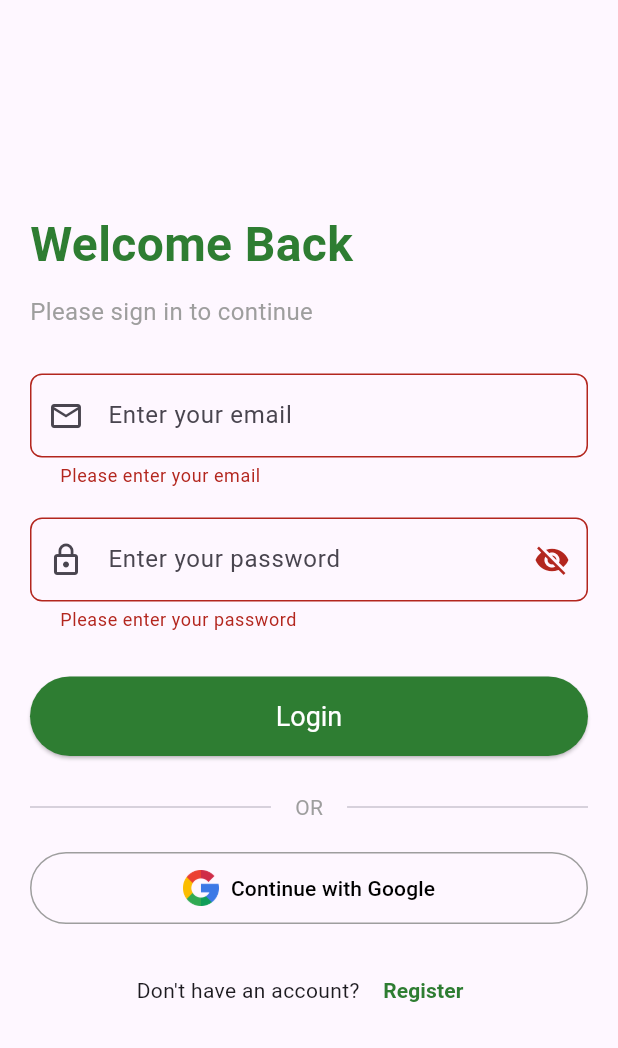
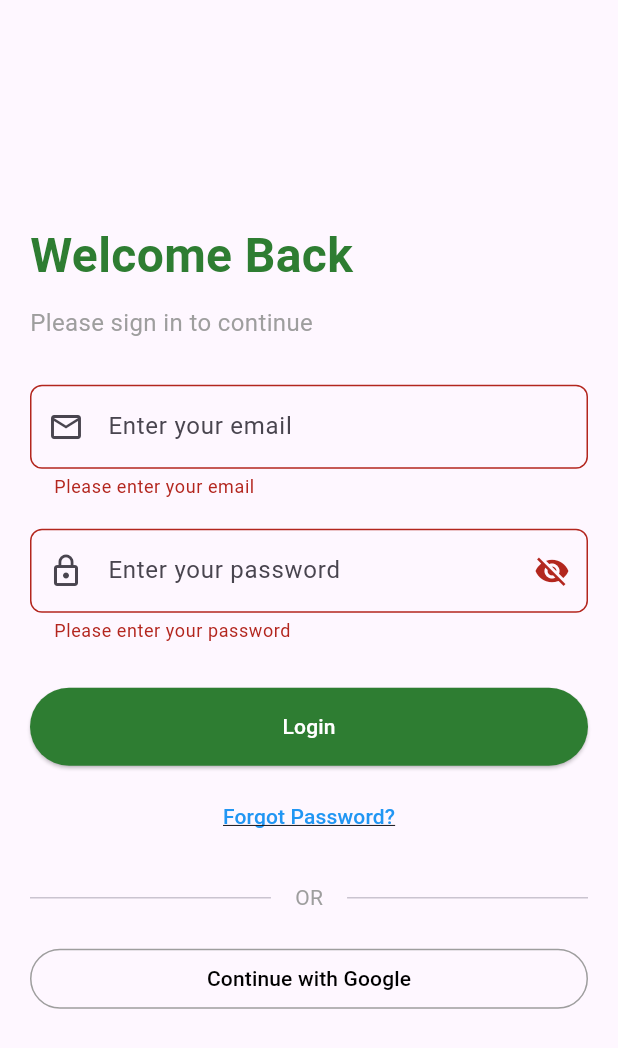
Before and after one commit to Ialbertine/Go2Rwanda_FlutterApp, a Flutter app: the LoginPage screen opened by its route, after a tap on "Login", after a tap on "Continue with Google", on a phone screen of 412 x 824 dp. Shown: the top 1048 px of the screen. Run offline on Flutter 3.47's test engine with Material 3 defaults, Android fonts, the phone set to English and light mode, and no system bars; our stand-ins replace cloud_firestore, firebase_auth, firebase_core, google_sign_in; accounts and stored records are empty.

Commit message:
forget password

```diff
--- a/front_end/lib/auth/login.dart
+++ b/front_end/lib/auth/login.dart
@@ -14,7 +14,6 @@ class _LoginPageState extends State<LoginPage> {
   final _formKey = GlobalKey<FormState>();
   final _auth = FirebaseAuth.instance;
   final _firestore = FirebaseFirestore.instance;
-  final GoogleSignIn _googleSignIn = GoogleSignIn();
   final TextEditingController _emailController = TextEditingController();
   final TextEditingController _passwordController = TextEditingController();
   bool _isPasswordVisible = false;
@@ -57,19 +56,20 @@ class _LoginPageState extends State<LoginPage> {
     setState(() => _isLoading = true);
 
     try {
-      // Attempt to sign in directly
-      final UserCredential userCredential = await _auth.signInWithEmailAndPassword(
+      final UserCredential userCredential =
+          await _auth.signInWithEmailAndPassword(
         email: _emailController.text.trim(),
         password: _passwordController.text,
       );
 
-      // If login successful, update last login time in Firestore
       if (userCredential.user != null) {
-        await _firestore.collection('users').doc(userCredential.user!.uid).update({
+        await _firestore
+            .collection('users')
+            .doc(userCredential.user!.uid)
+            .update({
           'lastLogin': FieldValue.serverTimestamp(),
         });
 
-        // Navigate to homepage after successful login
         if (mounted) {
           Navigator.pushReplacementNamed(context, '/homepage');
         }
@@ -83,25 +83,11 @@ class _LoginPageState extends State<LoginPage> {
         case 'wrong-password':
           message = 'Incorrect password. Please try again.';
           break;
-        case 'user-disabled':
-          message = 'This account has been disabled. Please contact support.';
-          break;
-        case 'invalid-email':
-          message = 'Invalid email address format.';
-          break;
-        case 'too-many-requests':
-          message = 'Too many failed attempts. Please try again later.';
-          break;
         default:
-          message = 'Login failed. Please check your credentials and try again.';
+          message = 'Login failed. Please try again.';
       }
-
       if (mounted) {
         _showErrorSnackBar(message);
-      }
-    } catch (e) {
-      if (mounted) {
-        _showErrorSnackBar('An unexpected error occurred. Please try again.');
       }
     } finally {
       if (mounted) {
@@ -110,71 +96,15 @@ class _LoginPageState extends State<LoginPage> {
     }
   }
 
-  Future<void> _signInWithGoogle() async {
-    setState(() => _isLoading = true);
-
-    try {
-      // Trigger the Google Sign In process
-      final GoogleSignInAccount? googleUser = await _googleSignIn.signIn();
-      if (googleUser == null) {
-        setState(() => _isLoading = false);
-        return;
-      }
-
-      // Obtain auth details from request
-      final GoogleSignInAuthentication googleAuth = await googleUser.authentication;
-
-      // Create credential
-      final credential = GoogleAuthProvider.credential(
-        accessToken: googleAuth.accessToken,
-        idToken: googleAuth.idToken,
-      );
-
-      // Sign in to Firebase with credential
-      final UserCredential userCredential = await _auth.signInWithCredential(credential);
-      final User? user = userCredential.user;
-
-      if (user != null) {
-        // Check if user exists in Firestore
-        final userDoc = await _firestore.collection('users').doc(user.uid).get();
-
-        if (!userDoc.exists) {
-          // Create new user document if it doesn't exist
-          await _firestore.collection('users').doc(user.uid).set({
-            'email': user.email,
-            'displayName': user.displayName,
-            'photoURL': user.photoURL,
-            'createdAt': FieldValue.serverTimestamp(),
-            'lastLogin': FieldValue.serverTimestamp(),
-            'signInMethod': 'google',
-          });
-        } else {
-          // Update existing user's last login
-          await _firestore.collection('users').doc(user.uid).update({
-            'lastLogin': FieldValue.serverTimestamp(),
-            'signInMethod': 'google',
-          });
-        }
-
-        if (mounted) {
-          Navigator.pushReplacementNamed(context, '/homepage');
-        }
-      }
-    } catch (e) {
-      if (mounted) {
-        _showErrorSnackBar('Failed to sign in with Google. Please try again.');
-      }
-    } finally {
-      if (mounted) {
-        setState(() => _isLoading = false);
-      }
-    }
+  void _navigateToForgotPassword() {
+    Navigator.pushNamed(context, '/forgot-password');
   }
 
   @override
   Widget build(BuildContext context) {
     var screenWidth = MediaQuery.of(context).size.width;
-    var isLandscape = MediaQuery.of(context).orientation == Orientation.landscape;
+    var isLandscape =
+        MediaQuery.of(context).orientation == Orientation.landscape;
 
     return Scaffold(
       body: Stack(
@@ -219,10 +149,6 @@ class _LoginPageState extends State<LoginPage> {
                             border: OutlineInputBorder(
                               borderRadius: BorderRadius.circular(8),
                             ),
-                            contentPadding: const EdgeInsets.symmetric(
-                              horizontal: 16,
-                              vertical: 16,
-                            ),
                           ),
                           validator: _validateEmail,
                         ),
@@ -235,10 +161,6 @@ class _LoginPageState extends State<LoginPage> {
                             prefixIcon: const Icon(Icons.lock_outline),
                             border: OutlineInputBorder(
                               borderRadius: BorderRadius.circular(8),
-                            ),
-                            contentPadding: const EdgeInsets.symmetric(
-                              horizontal: 16,
-                              vertical: 16,
                             ),
                             suffixIcon: IconButton(
                               icon: Icon(
@@ -261,54 +183,37 @@ class _LoginPageState extends State<LoginPage> {
                           style: ElevatedButton.styleFrom(
                             backgroundColor: const Color(0xFF2E7D32),
                             padding: const EdgeInsets.symmetric(vertical: 16),
-                            textStyle: const TextStyle(fontSize: 18),
                           ),
                           child: Text(_isLoading ? 'Logging In...' : 'Login'),
                         ),
-                        const SizedBox(height: 24),
+                        const SizedBox(height: 10),
+                        TextButton(
+                          onPressed: _navigateToForgotPassword,
+                          child: const Text(
+                            'Forgot Password?',
+                            style: TextStyle(
+                              color: Colors.blue,
+                              fontSize: 14,
+                              decoration: TextDecoration.underline,
+                            ),
+                          ),
+                        ),
+                        const SizedBox(height: 20),
                         Row(
                           children: const [
                             Expanded(child: Divider()),
                             Padding(
                               padding: EdgeInsets.symmetric(horizontal: 16),
-                              child: Text('OR', style: TextStyle(color: Colors.grey)),
+                              child: Text('OR',
+                                  style: TextStyle(color: Colors.grey)),
                             ),
                             Expanded(child: Divider()),
                           ],
                         ),
                         const SizedBox(height: 20),
                         OutlinedButton(
-                          onPressed: _isLoading ? null : _signInWithGoogle,
-                          style: OutlinedButton.styleFrom(
-                            padding: const EdgeInsets.symmetric(vertical: 12),
-                          ),
-                          child: Row(
-                            mainAxisAlignment: MainAxisAlignment.center,
-                            children: [
-                              Image.asset('assets/google.png', height: 24),
-                              const SizedBox(width: 8),
-                              const Text('Continue with Google'),
-                            ],
-                          ),
-                        ),
-                        const SizedBox(height: 20),
-                        Row(
-                          mainAxisAlignment: MainAxisAlignment.center,
-                          children: [
-                            const Text('Don\'t have an account? '),
-                            TextButton(
-                              onPressed: () {
-                                Navigator.pushNamed(context, '/register');
-                              },
-                              child: const Text(
-                                'Register',
-                                style: TextStyle(
-                                  color: Color(0xFF2E7D32),
-                                  fontWeight: FontWeight.bold,
-                                ),
-                              ),
-                            ),
-                          ],
+                          onPressed: _isLoading ? null : () {},
+                          child: const Text('Continue with Google'),
                         ),
                       ],
                     ),
@@ -320,9 +225,7 @@ class _LoginPageState extends State<LoginPage> {
           if (_isLoading)
             Container(
               color: Colors.black.withOpacity(0.3),
-              child: const Center(
-                child: CircularProgressIndicator(),
-              ),
+              child: const Center(child: CircularProgressIndicator()),
             ),
         ],
       ),
--- a/front_end/lib/main.dart
+++ b/front_end/lib/main.dart
@@ -4,12 +4,12 @@ import 'package:firebase_core/firebase_core.dart';
 import 'package:firebase_auth/firebase_auth.dart';
 import './auth/login.dart';
 import './auth/register.dart';
+import 'auth/forgot_password_page.dart';
 import './pages/landingpage.dart';
 import './pages/Homepage.dart';
 import './pages/accomodation.dart';
 import './pages/Profile.dart';
 import './pages/lake.dart';
-import './pages/shoppingDinning.dart';
 import './pages/search_page.dart';
 import './pages/third_page.dart';
 import './pages/nationalparks.dart';
@@ -67,13 +67,14 @@ class MyApp extends StatelessWidget {
         '/login': (context) => const LoginPage(),
         '/register': (context) => const RegisterPage(),
         '/homepage': (context) => const HomePage(),
+        '/forgot-password': (context) => const ForgotPasswordPage(),
         '/profile': (context) => const ProfilePage(),
         '/accomodation': (context) => const Accomodation(),
         '/nationalpark': (context) => const Nationalpark(),
         '/third_page': (context) => ThirdPage(),
         '/search': (context) => const SearchScreen(),
         '/lake': (context) => const Lake(),
-          '/support': (context) => Support(),
+        '/support': (context) => Support(),
       },
     );
   }
```
Also changed, not shown: front_end/lib/auth/forgot_password_page.dart (added, +134 -0 lines).
